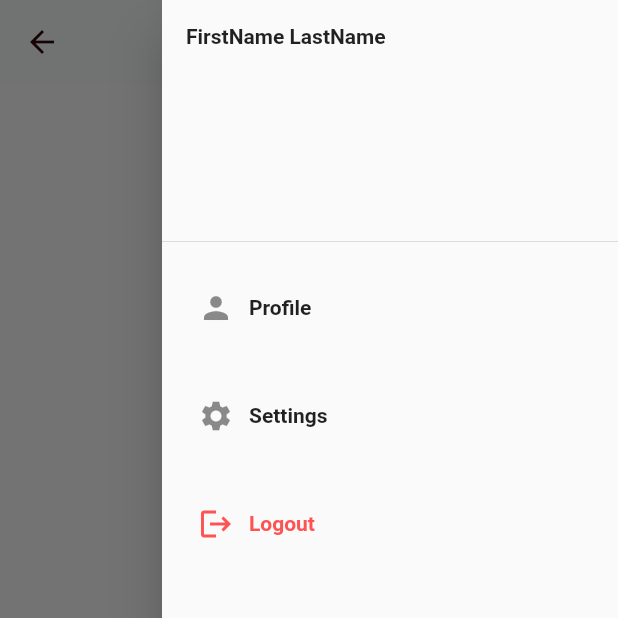
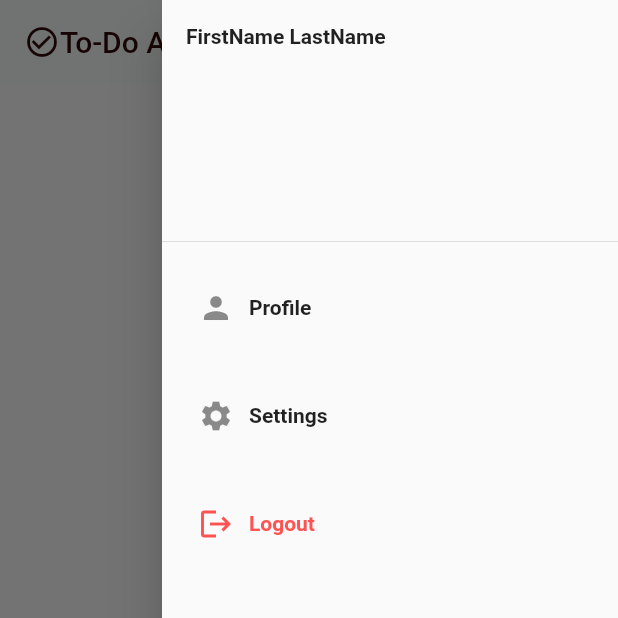
Before and after one commit to sorasora46/flutter-todo, a Flutter app: the HomePage screen opened directly, with the side drawer open, on a phone screen of 412 x 824 dp, the top half of it. Run offline on Flutter 3.47's test engine with Material 2 defaults, Android fonts, the phone set to English and light mode, and no system bars; Roboto replaces fonts that are missing (TiltNeon).

Commit message:
Remove leading and Add title

```diff
--- a/lib/pages/home_page.dart
+++ b/lib/pages/home_page.dart
@@ -8,10 +8,18 @@ class HomePage extends StatelessWidget {
   Widget build(BuildContext context) {
     return Scaffold(
       appBar: AppBar(
-        backgroundColor: backgroundColor,
-        foregroundColor: textColor,
-        elevation: 0,
-      ),
+          backgroundColor: backgroundColor,
+          foregroundColor: textColor,
+          elevation: 0,
+          automaticallyImplyLeading: false,
+          title: Row(
+            mainAxisAlignment: MainAxisAlignment.center,
+            mainAxisSize: MainAxisSize.min,
+            children: const [
+              Icon(Icons.check_circle_outline),
+              Text('To-Do Application')
+            ],
+          )),
       endDrawer: Drawer(
         child: ListView(
           children: [
```
